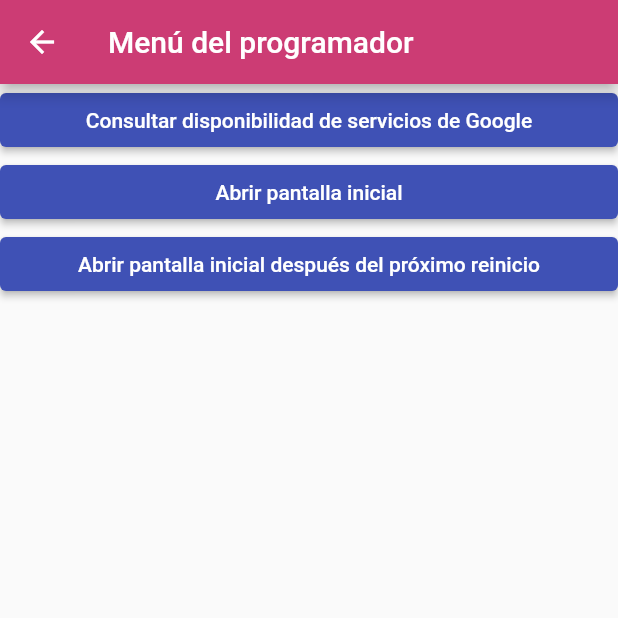
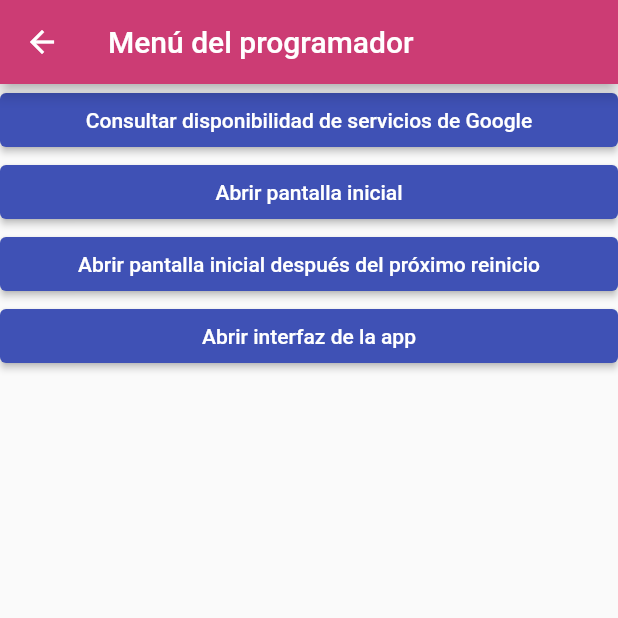
Before and after one commit to miyotl/miyotl, a Flutter app: the DeveloperPage screen opened by its route, on a phone screen of 412 x 824 dp, the top half of it. Run offline on Flutter 3.47's test engine with Material 2 defaults, Android fonts, the phone set to English and light mode, and no system bars; our stand-ins replace cached_network_image, firebase_auth, firebase_core, flutter_signin_button, google_fonts, google_sign_in and 4 more; missing offline and left inert: flutter_facebook_auth, flutter_inappwebview, google_api_availability; accounts and stored records are empty.

Commit message:
more on linux support

```diff
--- a/lib/main.dart
+++ b/lib/main.dart
@@ -21,8 +21,9 @@ class App extends StatelessWidget {
         title: app_name,
         theme: new_light_theme,
         darkTheme: dark_theme,
-        home: ConditionalOnboardingPage(),
+        home: DeveloperPage(),
         routes: {
+          '/app': (context) => HomePage(),
           '/onboarding': (context) => OnboardingPage(),
           '/debug': (context) => DeveloperPage(),
           '/debug/google': (context) => GoogleApiAvailabilityPage(),
--- a/lib/screens/developer_menu.dart
+++ b/lib/screens/developer_menu.dart
@@ -31,6 +31,12 @@ class DeveloperPage extends StatelessWidget {
               state.setOnboardingStatus(false);
             },
           ),
+          ElevatedButton(
+            child: Text('Abrir interfaz de la app'),
+            onPressed: () {
+              Navigator.of(context).pushNamed('/app');
+            },
+          ),
         ],
       ),
     );
```
Also changed, not shown: 3 other files.
